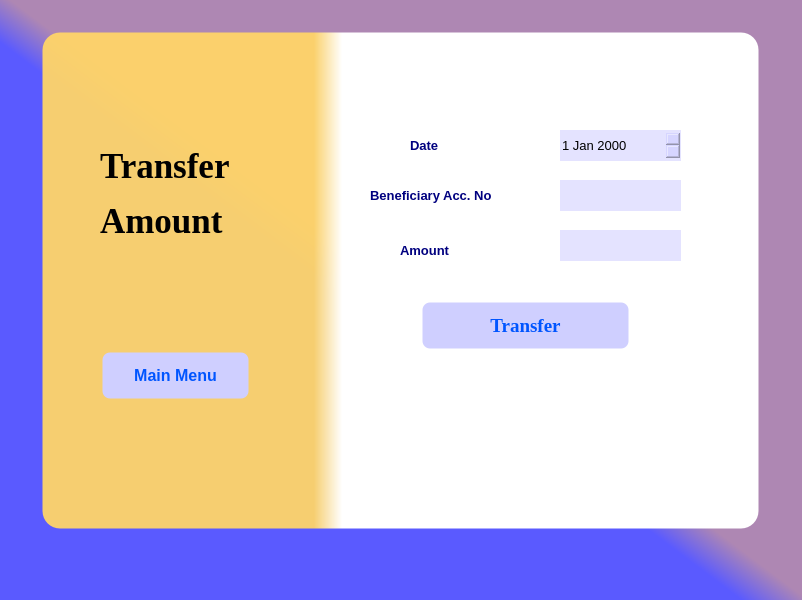
Before: the Qt Designer form transfer.ui in iamroHit12/BankMangement, drawn with Qt 5.
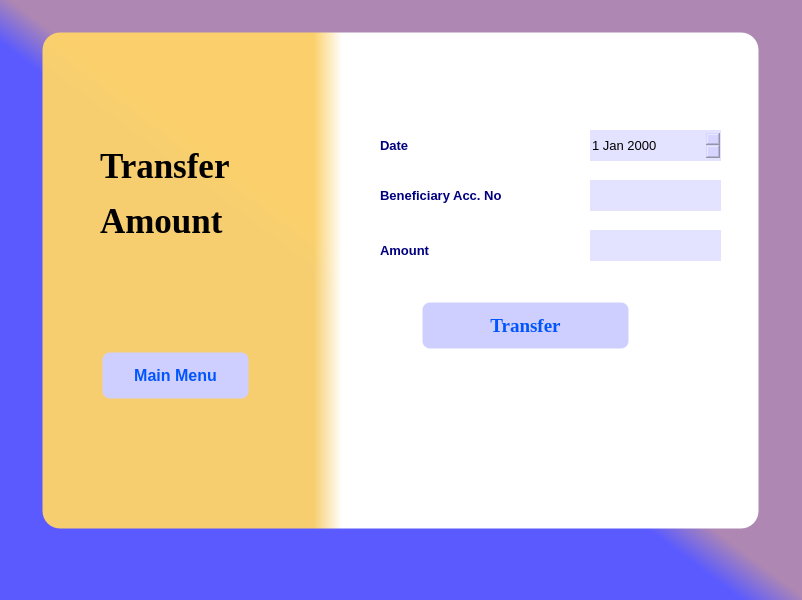
After: the same form once the commit is applied.

Diff of the .ui file:
```diff
--- a/transfer.ui
+++ b/transfer.ui
@@ -94,9 +94,9 @@
     <widget class="QLabel" name="label">
      <property name="geometry">
       <rect>
-       <x>330</x>
+       <x>340</x>
        <y>150</y>
-       <width>181</width>
+       <width>211</width>
        <height>31</height>
       </rect>
      </property>
@@ -120,9 +120,9 @@
     <widget class="QLabel" name="label_2">
      <property name="geometry">
       <rect>
-       <x>370</x>
+       <x>340</x>
        <y>100</y>
-       <width>71</width>
+       <width>101</width>
        <height>31</height>
       </rect>
      </property>
@@ -146,9 +146,9 @@
     <widget class="QLabel" name="label_3">
      <property name="geometry">
       <rect>
-       <x>360</x>
+       <x>340</x>
        <y>200</y>
-       <width>101</width>
+       <width>131</width>
        <height>41</height>
       </rect>
      </property>
@@ -172,9 +172,9 @@
     <widget class="QDateEdit" name="dateEdit">
      <property name="geometry">
       <rect>
-       <x>520</x>
+       <x>550</x>
        <y>100</y>
-       <width>121</width>
+       <width>131</width>
        <height>31</height>
       </rect>
      </property>
@@ -191,9 +191,9 @@
     <widget class="QLineEdit" name="lineEdit">
      <property name="geometry">
       <rect>
-       <x>520</x>
+       <x>550</x>
        <y>150</y>
-       <width>121</width>
+       <width>131</width>
        <height>31</height>
       </rect>
      </property>
@@ -205,9 +205,9 @@
     <widget class="QLineEdit" name="lineEdit_2">
      <property name="geometry">
       <rect>
-       <x>520</x>
+       <x>550</x>
        <y>200</y>
-       <width>121</width>
+       <width>131</width>
        <height>31</height>
       </rect>
      </property>
@@ -221,7 +221,7 @@
       <rect>
        <x>60</x>
        <y>110</y>
-       <width>171</width>
+       <width>211</width>
        <height>51</height>
       </rect>
      </property>
@@ -246,7 +246,7 @@
       <rect>
        <x>60</x>
        <y>160</y>
-       <width>161</width>
+       <width>201</width>
        <height>61</height>
       </rect>
      </property>
```
Left out of the diff: 2 changed lines with no effect on the pictures.
